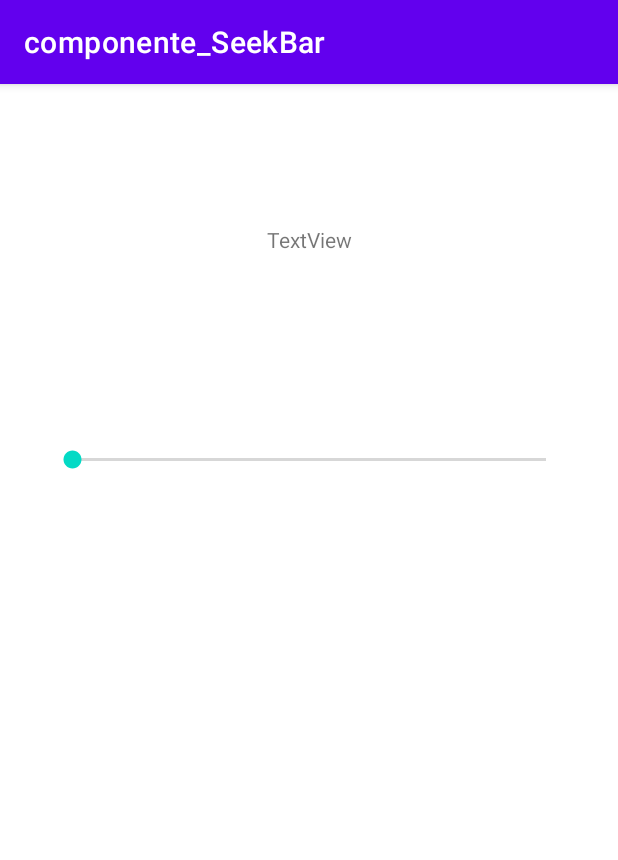
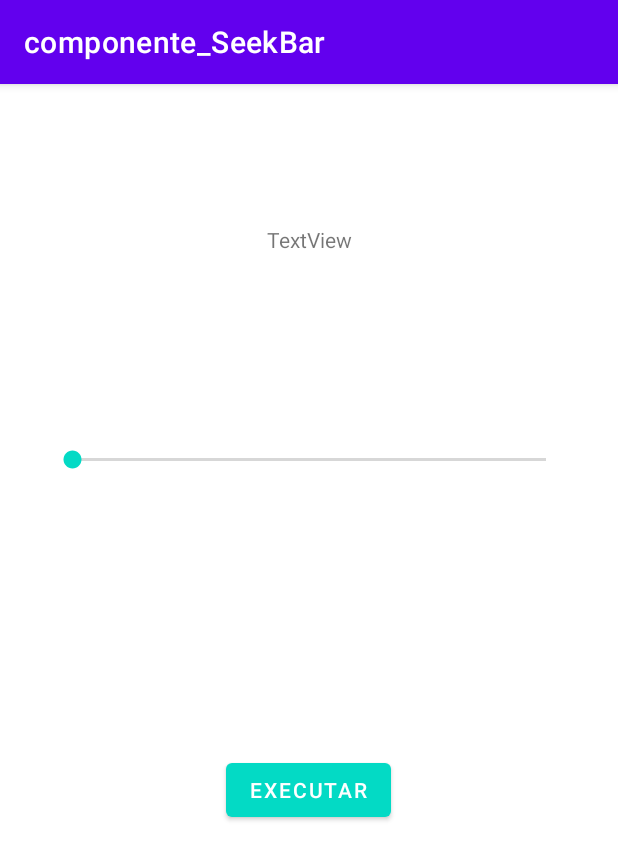
Before and after one commit to PaivaJudson/componente_SeekBar_kotlin, an Android app: the screen it shows after launch (MainActivity), on a phone screen of 412 x 824 dp. Shown: the top 860 px of the screen. Run offline under Robolectric (Android 15) with nearby library versions, the phone set to English and light mode, and no system bars.

Commit message:
finalizando App

```diff
--- a/app/src/main/java/com/judson/componente_seekbar/MainActivity.kt
+++ b/app/src/main/java/com/judson/componente_seekbar/MainActivity.kt
@@ -2,10 +2,33 @@ package com.judson.componente_seekbar
 
 import androidx.appcompat.app.AppCompatActivity
 import android.os.Bundle
+import android.widget.SeekBar
+import android.widget.Toast
+import kotlinx.android.synthetic.main.activity_main.*
 
 class MainActivity : AppCompatActivity() {
+
+    var contadora: Int = 0
+
     override fun onCreate(savedInstanceState: Bundle?) {
         super.onCreate(savedInstanceState)
         setContentView(R.layout.activity_main)
+
+        seekBar_.setOnSeekBarChangeListener(object: SeekBar.OnSeekBarChangeListener{
+            override fun onProgressChanged(seekBar: SeekBar?, progress: Int, fromUser: Boolean) {
+                txt_valorSeek.text = progress.toString()
+            }
+
+            override fun onStartTrackingTouch(seekBar: SeekBar?) {
+                Toast.makeText(applicationContext, "Começou!!"+seekBar_.progress, Toast.LENGTH_LONG).show()
+            }
+
+            override fun onStopTrackingTouch(seekBar: SeekBar?) {
+                Toast.makeText(applicationContext, "Terminou!!", Toast.LENGTH_LONG).show()
+            }
+        })
+
+
+
     }
 }
--- a/app/src/main/res/layout/activity_main.xml
+++ b/app/src/main/res/layout/activity_main.xml
@@ -7,7 +7,7 @@
     tools:context=".MainActivity">
 
     <TextView
-        android:id="@+id/textView"
+        android:id="@+id/txt_valorSeek"
         android:layout_width="wrap_content"
         android:layout_height="wrap_content"
         android:layout_marginTop="94dp"
@@ -17,7 +17,7 @@
         app:layout_constraintTop_toTopOf="parent" />
 
     <SeekBar
-        android:id="@+id/seekBar"
+        android:id="@+id/seekBar_"
         android:layout_width="0dp"
         android:layout_height="18dp"
         android:layout_marginStart="32dp"
@@ -26,6 +26,20 @@
         app:layout_constraintEnd_toEndOf="parent"
         app:layout_constraintHorizontal_bias="0.0"
         app:layout_constraintStart_toStartOf="parent"
-        app:layout_constraintTop_toBottomOf="@+id/textView"
+        app:layout_constraintTop_toBottomOf="@+id/txt_valorSeek"
         app:layout_constraintVertical_bias="0.201" />
+
+    <Button
+        android:id="@+id/btn_Executar"
+        android:layout_width="wrap_content"
+        android:layout_height="wrap_content"
+        android:layout_marginTop="32dp"
+        android:text="Executar"
+        app:backgroundTint="@color/teal_200"
+        app:layout_constraintBottom_toBottomOf="parent"
+        app:layout_constraintEnd_toEndOf="parent"
+        app:layout_constraintHorizontal_bias="0.498"
+        app:layout_constraintStart_toStartOf="parent"
+        app:layout_constraintTop_toBottomOf="@+id/seekBar_"
+        app:layout_constraintVertical_bias="0.363" />
 </androidx.constraintlayout.widget.ConstraintLayout>
```
